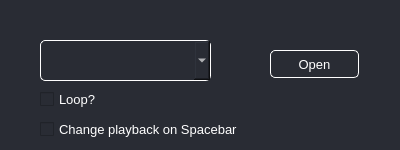
Old version of the form PiDMX/ui/sequenceSelectionWindow.ui in the repository 68Duck/PiDMX.
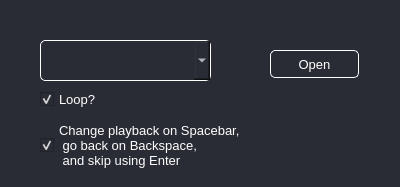
New version of the form.

Commit message: Added ability to skip to a sequence when running using the spacebar

What changed in the file:
```diff
--- a/PiDMX/ui/sequenceSelectionWindow.ui
+++ b/PiDMX/ui/sequenceSelectionWindow.ui
@@ -7,7 +7,7 @@
     <x>0</x>
     <y>0</y>
     <width>400</width>
-    <height>150</height>
+    <height>187</height>
    </rect>
   </property>
   <property name="windowTitle">
@@ -86,23 +86,47 @@
    <property name="text">
     <string>Loop?</string>
    </property>
+   <property name="checked">
+    <bool>true</bool>
+   </property>
+   <property name="tristate">
+    <bool>false</bool>
+   </property>
   </widget>
   <widget class="QCheckBox" name="spacebarCheckBox">
    <property name="geometry">
     <rect>
      <x>40</x>
      <y>120</y>
-     <width>211</width>
-     <height>18</height>
+     <width>331</width>
+     <height>51</height>
     </rect>
    </property>
    <property name="font">
     <font>
      <pointsize>10</pointsize>
+     <kerning>true</kerning>
     </font>
    </property>
+   <property name="layoutDirection">
+    <enum>Qt::LeftToRight</enum>
+   </property>
+   <property name="styleSheet">
+    <string notr="true"/>
+   </property>
    <property name="text">
-    <string>Change playback on Spacebar</string>
+    <string>Change playback on Spacebar,
+ go back on Backspace,
+ and skip using Enter</string>
+   </property>
+   <property name="checked">
+    <bool>true</bool>
+   </property>
+   <property name="autoRepeat">
+    <bool>false</bool>
+   </property>
+   <property name="tristate">
+    <bool>false</bool>
    </property>
   </widget>
  </widget>
```
The commit also changes 4 other files.
